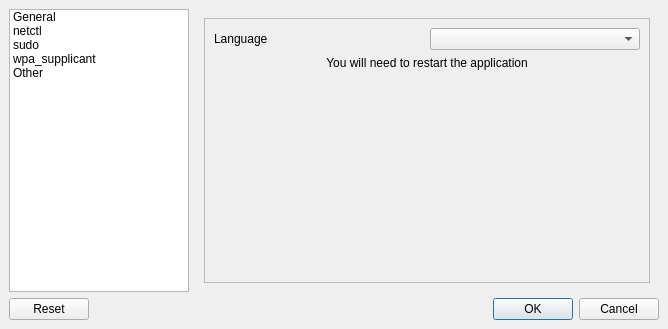
Above: sources/gui/src/settingswindow.ui from arcan1s/netctl-gui before the change. Below: the same form after it.
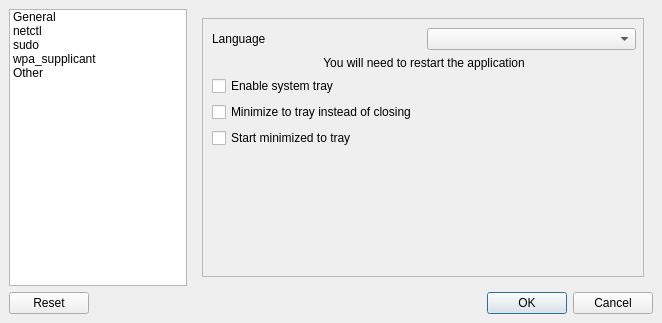
That is the form after the change. Icons and pictures are not drawn.

Commit message: add system tray

```diff
--- a/sources/gui/src/settingswindow.ui
+++ b/sources/gui/src/settingswindow.ui
@@ -6,8 +6,8 @@
    <rect>
     <x>0</x>
     <y>0</y>
-    <width>668</width>
-    <height>329</height>
+    <width>662</width>
+    <height>323</height>
    </rect>
   </property>
   <property name="windowTitle">
@@ -127,8 +127,8 @@
               <rect>
                <x>0</x>
                <y>0</y>
-               <width>452</width>
-               <height>268</height>
+               <width>446</width>
+               <height>262</height>
               </rect>
              </property>
              <layout class="QVBoxLayout" name="verticalLayout_7">
@@ -160,6 +160,27 @@
                 </property>
                </widget>
               </item>
+              <item>
+               <widget class="QCheckBox" name="checkBox_enableTray">
+                <property name="text">
+                 <string>Enable system tray</string>
+                </property>
+               </widget>
+              </item>
+              <item>
+               <widget class="QCheckBox" name="checkBox_closeToTray">
+                <property name="text">
+                 <string>Minimize to tray instead of closing</string>
+                </property>
+               </widget>
+              </item>
+              <item>
+               <widget class="QCheckBox" name="checkBox_startToTray">
+                <property name="text">
+                 <string>Start minimized to tray</string>
+                </property>
+               </widget>
+              </item>
               <item>
                <spacer name="spacer_general">
                 <property name="orientation">
```
Left out of the diff: 12 changed lines with no effect on the pictures. The commit also changes 9 other files.
